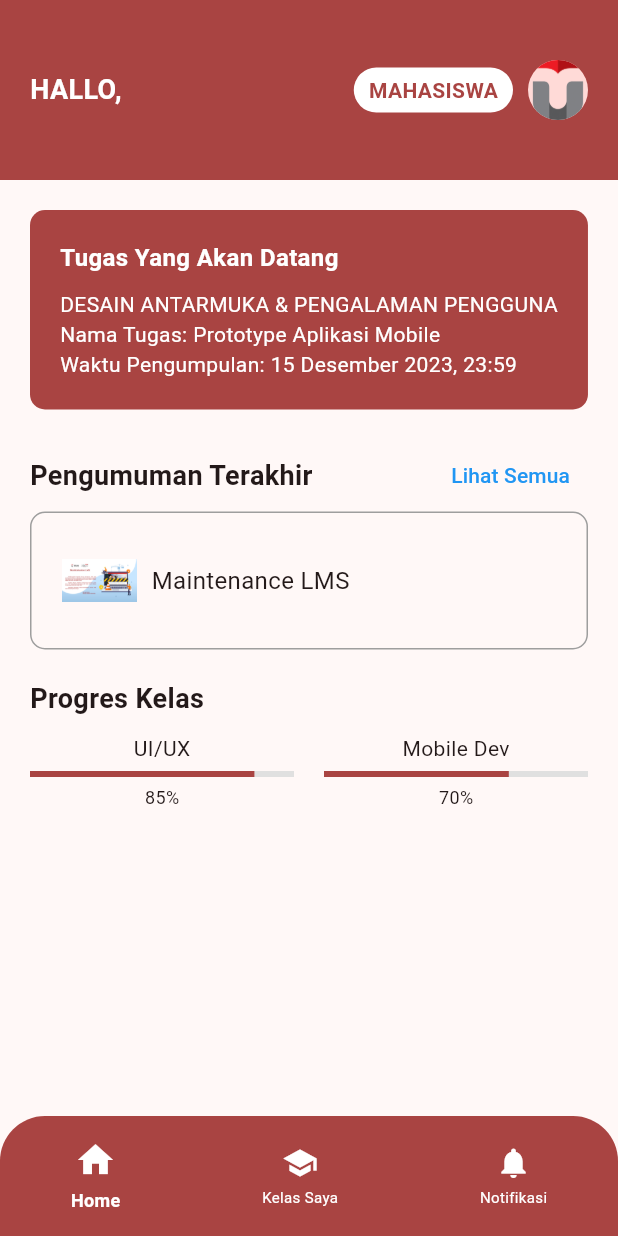
After one commit to ifqhllm/Tugas-UAS, a Flutter app: the MainScreen screen opened by its route, on a phone screen of 412 x 824 dp. The commit adds this screen. Run offline on Flutter 3.47's test engine with Material 3 defaults, Android fonts, the phone set to English and light mode, and no system bars; our stand-ins replace firebase_auth, firebase_core, google_sign_in; accounts and stored records are empty.

Commit message:
Log-in menggunakan email, menambahkan 3 halaman (beranda, kelas saya, dan notifikasi

```diff
--- /dev/null
+++ b/lib/core/models/user.dart
@@ -0,0 +1,11 @@
+class AppUser {
+  final String name;
+  final String email;
+  final String profileImageUrl;
+
+  AppUser({
+    required this.name,
+    required this.email,
+    required this.profileImageUrl,
+  });
+}
--- a/lib/main.dart
+++ b/lib/main.dart
@@ -1,29 +1,62 @@
 import 'package:flutter/material.dart';
+import 'package:provider/provider.dart';
+import 'package:firebase_core/firebase_core.dart';
 import 'presentation/pages/onboarding_page.dart';
 import 'presentation/pages/login_page.dart';
+import 'presentation/pages/main_screen.dart';
+import 'presentation/pages/splash_screen.dart';
 import 'core/constants/colors.dart';
+import 'core/providers/auth_provider.dart';
 
-void main() {
-  runApp(const MyApp());
+void main() async {
+  WidgetsFlutterBinding.ensureInitialized();
+  await Firebase.initializeApp(
+    options: const FirebaseOptions(
+      apiKey: 'AIzaSyA4ph-7fyVGWw5hrC5XTpmZ1WkZ4a7kcbU',
+      authDomain: 'celoe-lms-app.firebaseapp.com',
+      projectId: 'celoe-lms-app',
+      storageBucket: 'celoe-lms-app.firebasestorage.app',
+      messagingSenderId: '411192770586',
+      appId:
+          '1:411192770586:web:abcdef123456', // Replace with your web app ID from Firebase Console
+    ),
+  );
+  runApp(MyApp());
 }
 
-class MyApp extends StatelessWidget {
-  const MyApp({super.key});
+class MyApp extends StatefulWidget {
+  @override
+  _MyAppState createState() => _MyAppState();
+}
+
+class _MyAppState extends State<MyApp> {
+  final AuthProvider _authProvider = AuthProvider();
+
+  @override
+  void initState() {
+    super.initState();
+    _authProvider.init();
+  }
 
   @override
   Widget build(BuildContext context) {
-    return MaterialApp(
+    return MultiProvider(
+      providers: [ChangeNotifierProvider.value(value: _authProvider)],
+      child: MaterialApp(
         title: 'CeLoe LMS',
         theme: ThemeData(
           primaryColor: AppColors.primaryRed,
           colorScheme: ColorScheme.fromSeed(seedColor: AppColors.primaryRed),
           useMaterial3: true,
         ),
-      initialRoute: '/onboarding',
+        initialRoute: '/splash',
         routes: {
+          '/splash': (context) => SplashScreen(),
           '/onboarding': (context) => OnboardingPage(),
           '/login': (context) => LoginPage(),
+          '/home': (context) => MainScreen(),
         },
+      ),
     );
   }
 }
--- /dev/null
+++ b/lib/presentation/pages/home_page.dart
@@ -0,0 +1,185 @@
+import 'package:flutter/material.dart';
+import 'package:provider/provider.dart';
+import '../../core/constants/colors.dart';
+import '../../core/providers/auth_provider.dart';
+
+class HomePage extends StatelessWidget {
+  @override
+  Widget build(BuildContext context) {
+    final authProvider = Provider.of<AuthProvider>(context);
+    final user = authProvider.currentUser;
+
+    return Scaffold(
+      body: Column(
+        children: [
+          // Header
+          Container(
+            color: AppColors.primaryRed,
+            padding: EdgeInsets.symmetric(horizontal: 20, vertical: 40),
+            child: Row(
+              mainAxisAlignment: MainAxisAlignment.spaceBetween,
+              children: [
+                Text(
+                  'HALLO, ${user?.name ?? 'USER'}',
+                  style: TextStyle(
+                    color: Colors.white,
+                    fontSize: 18,
+                    fontWeight: FontWeight.bold,
+                  ),
+                ),
+                Row(
+                  children: [
+                    Container(
+                      padding: EdgeInsets.symmetric(
+                        horizontal: 10,
+                        vertical: 5,
+                      ),
+                      decoration: BoxDecoration(
+                        color: Colors.white,
+                        borderRadius: BorderRadius.circular(20),
+                      ),
+                      child: Text(
+                        'MAHASISWA',
+                        style: TextStyle(
+                          color: AppColors.primaryRed,
+                          fontWeight: FontWeight.bold,
+                        ),
+                      ),
+                    ),
+                    SizedBox(width: 10),
+                    CircleAvatar(
+                      backgroundImage: AssetImage(
+                        user?.profileImageUrl ?? 'lib/assets/logo tel.png',
+                      ),
+                      radius: 20,
+                    ),
+                  ],
+                ),
+              ],
+            ),
+          ),
+          Expanded(
+            child: SingleChildScrollView(
+              padding: EdgeInsets.all(20),
+              child: Column(
+                crossAxisAlignment: CrossAxisAlignment.start,
+                children: [
+                  // Card Tugas Utama
+                  Container(
+                    padding: EdgeInsets.all(20),
+                    decoration: BoxDecoration(
+                      color: AppColors.primaryRed,
+                      borderRadius: BorderRadius.circular(10),
+                    ),
+                    child: Column(
+                      crossAxisAlignment: CrossAxisAlignment.start,
+                      children: [
+                        Text(
+                          'Tugas Yang Akan Datang',
+                          style: TextStyle(
+                            color: Colors.white,
+                            fontSize: 16,
+                            fontWeight: FontWeight.bold,
+                          ),
+                        ),
+                        SizedBox(height: 10),
+                        Text(
+                          'DESAIN ANTARMUKA & PENGALAMAN PENGGUNA',
+                          style: TextStyle(color: Colors.white, fontSize: 14),
+                        ),
+                        Text(
+                          'Nama Tugas: Prototype Aplikasi Mobile',
+                          style: TextStyle(color: Colors.white, fontSize: 14),
+                        ),
+                        Text(
+                          'Waktu Pengumpulan: 15 Desember 2023, 23:59',
+                          style: TextStyle(color: Colors.white, fontSize: 14),
+                        ),
+                      ],
+                    ),
+                  ),
+                  SizedBox(height: 20),
+                  // Section Pengumuman
+                  Row(
+                    mainAxisAlignment: MainAxisAlignment.spaceBetween,
+                    children: [
+                      Text(
+                        'Pengumuman Terakhir',
+                        style: TextStyle(
+                          fontSize: 18,
+                          fontWeight: FontWeight.bold,
+                        ),
+                      ),
+                      TextButton(
+                        onPressed: () {},
+                        child: Text(
+                          'Lihat Semua',
+                          style: TextStyle(color: Colors.blue),
+                        ),
+                      ),
+                    ],
+                  ),
+                  Container(
+                    padding: EdgeInsets.all(20),
+                    decoration: BoxDecoration(
+                      border: Border.all(color: Colors.grey),
+                      borderRadius: BorderRadius.circular(10),
+                    ),
+                    child: Row(
+                      children: [
+                        Image.asset(
+                          'lib/assets/lms.png',
+                          width: 50,
+                          height: 50,
+                        ),
+                        SizedBox(width: 10),
+                        Expanded(
+                          child: Text(
+                            'Maintenance LMS',
+                            style: TextStyle(fontSize: 16),
+                          ),
+                        ),
+                      ],
+                    ),
+                  ),
+                  SizedBox(height: 20),
+                  // Progres Kelas
+                  Text(
+                    'Progres Kelas',
+                    style: TextStyle(fontSize: 18, fontWeight: FontWeight.bold),
+                  ),
+                  SizedBox(height: 10),
+                  Row(
+                    children: [
+                      _buildProgressItem('UI/UX', 85),
+                      SizedBox(width: 20),
+                      _buildProgressItem('Mobile Dev', 70),
+                    ],
+                  ),
+                ],
+              ),
+            ),
+          ),
+        ],
+      ),
+    );
+  }
+
+  Widget _buildProgressItem(String subject, int progress) {
+    return Expanded(
+      child: Column(
+        children: [
+          Text(subject, style: TextStyle(fontSize: 14)),
+          SizedBox(height: 5),
+          LinearProgressIndicator(
+            value: progress / 100,
+            backgroundColor: Colors.grey[300],
+            valueColor: AlwaysStoppedAnimation<Color>(AppColors.primaryRed),
+          ),
+          SizedBox(height: 5),
+          Text('$progress%', style: TextStyle(fontSize: 12)),
+        ],
+      ),
+    );
+  }
+}
--- /dev/null
+++ b/lib/presentation/pages/main_screen.dart
@@ -0,0 +1,33 @@
+import 'package:flutter/material.dart';
+import 'home_page.dart';
+import 'kelas_saya_page.dart';
+import 'notifikasi_page.dart';
+import '../widgets/bottom_nav_bar.dart';
+
+class MainScreen extends StatefulWidget {
+  @override
+  _MainScreenState createState() => _MainScreenState();
+}
+
+class _MainScreenState extends State<MainScreen> {
+  int _currentIndex = 0;
+
+  final List<Widget> _pages = [HomePage(), KelasSayaPage(), NotifikasiPage()];
+
+  void _onTabTapped(int index) {
+    setState(() {
+      _currentIndex = index;
+    });
+  }
+
+  @override
+  Widget build(BuildContext context) {
+    return Scaffold(
+      body: IndexedStack(index: _currentIndex, children: _pages),
+      bottomNavigationBar: BottomNavBar(
+        currentIndex: _currentIndex,
+        onTap: _onTabTapped,
+      ),
+    );
+  }
+}
--- /dev/null
+++ b/lib/presentation/widgets/bottom_nav_bar.dart
@@ -0,0 +1,53 @@
+import 'package:flutter/material.dart';
+import '../../core/constants/colors.dart';
+
+class BottomNavBar extends StatelessWidget {
+  final int currentIndex;
+  final Function(int) onTap;
+
+  BottomNavBar({required this.currentIndex, required this.onTap});
+
+  @override
+  Widget build(BuildContext context) {
+    return Container(
+      height: 80,
+      decoration: BoxDecoration(
+        color: AppColors.primaryRed,
+        borderRadius: BorderRadius.only(
+          topLeft: Radius.circular(30),
+          topRight: Radius.circular(30),
+        ),
+      ),
+      child: Row(
+        mainAxisAlignment: MainAxisAlignment.spaceAround,
+        children: [
+          _buildNavItem(Icons.home, 'Home', 0),
+          _buildNavItem(Icons.school, 'Kelas Saya', 1),
+          _buildNavItem(Icons.notifications, 'Notifikasi', 2),
+        ],
+      ),
+    );
+  }
+
+  Widget _buildNavItem(IconData icon, String label, int index) {
+    bool isSelected = currentIndex == index;
+    return GestureDetector(
+      onTap: () => onTap(index),
+      child: Column(
+        mainAxisAlignment: MainAxisAlignment.center,
+        children: [
+          Icon(icon, color: Colors.white, size: isSelected ? 28 : 24),
+          SizedBox(height: 4),
+          Text(
+            label,
+            style: TextStyle(
+              color: Colors.white,
+              fontSize: isSelected ? 12 : 10,
+              fontWeight: isSelected ? FontWeight.bold : FontWeight.normal,
+            ),
+          ),
+        ],
+      ),
+    );
+  }
+}
```
Also changed, not shown: lib/core/providers/auth_provider.dart (added, +83 -0 lines), lib/presentation/pages/kelas_saya_page.dart (added, +90 -0 lines), lib/presentation/pages/login_page.dart (+38 -10 lines), lib/presentation/pages/notifikasi_page.dart (added, +63 -0 lines), lib/presentation/pages/splash_screen.dart (added, +54 -0 lines), pubspec.yaml (+7 -61 lines), pubspec.lock, 6 other files. Lines whose indentation alone changed are shown as unchanged.
